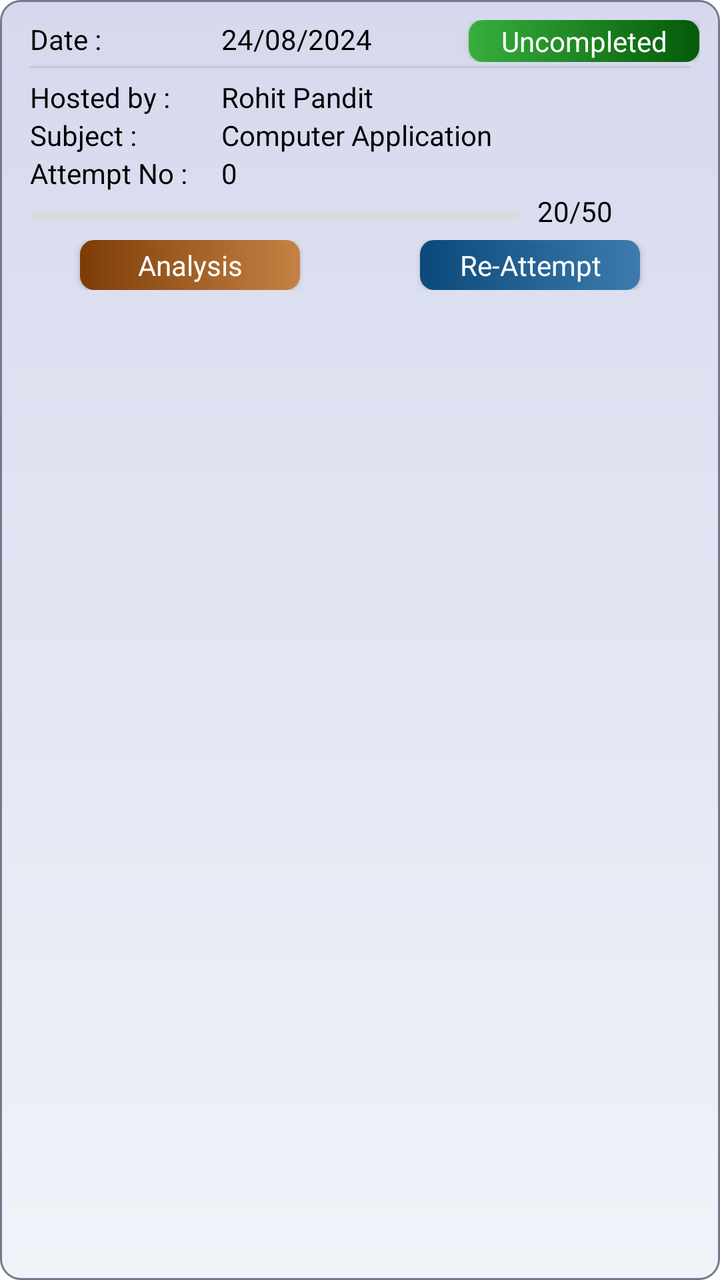
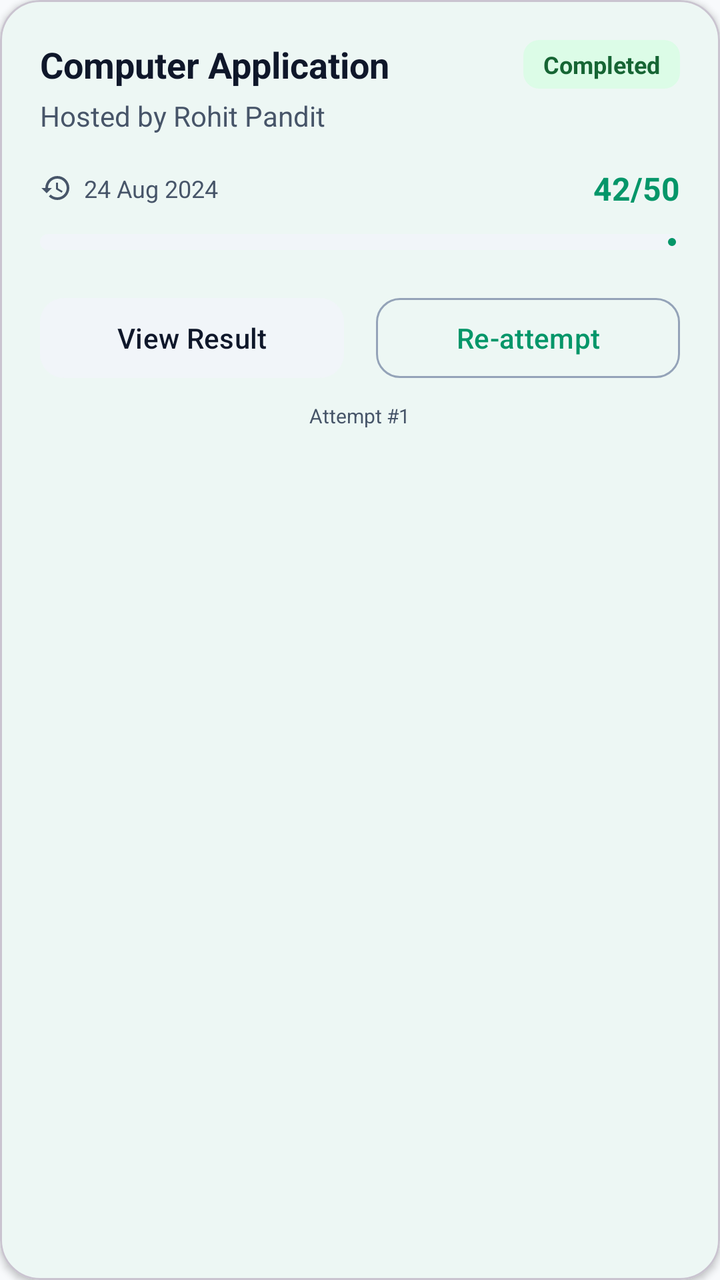

An Android layout rendered at two revisions. The XML below is the earlier revision; the diff shows what the commit changed to produce the second picture.
<!-- AndroidManifest.xml: application theme Theme.TestMaster -->
<!-- res/layout/layout_exam_history.xml -->
<?xml version="1.0" encoding="utf-8"?>
<LinearLayout xmlns:android="http://schemas.android.com/apk/res/android"
    xmlns:tools="http://schemas.android.com/tools"
    android:layout_width="match_parent"
    android:layout_height="wrap_content"
    xmlns:app="http://schemas.android.com/apk/res-auto"
    android:orientation="vertical"
    android:layout_margin="5dp"
    android:background="@drawable/box_gradient"
    android:padding="10dp">

    <LinearLayout
        android:layout_width="match_parent"
        android:layout_height="wrap_content"
        android:weightSum="2">
        <TextView
            android:layout_width="0dp"
            android:layout_height="wrap_content"
            android:text="Date : "
            android:paddingStart="5dp"
            android:layout_weight=".55"
            android:textColor="@color/black"/>
        <TextView
            android:id="@+id/attempt_date"
            android:layout_width="0dp"
            android:layout_height="wrap_content"
            android:layout_marginStart="10dp"
            android:layout_weight=".75"
            android:text="24/08/2024"
            android:textColor="@color/black"/>
        <androidx.cardview.widget.CardView
            android:layout_width="0dp"
            android:layout_height="wrap_content"
            app:cardCornerRadius="7dp"
            android:layout_weight=".7">
            <TextView
                android:id="@+id/exam_status"
                android:layout_width="match_parent"
                android:layout_height="wrap_content"
                android:gravity="center"
                android:padding="1dp"
                android:text="Uncompleted"
                android:background="@drawable/green_gradient"
                android:textColor="@color/white"/>
        </androidx.cardview.widget.CardView>

    </LinearLayout>
    <View
        android:layout_width="match_parent"
        android:layout_height="1dp"
        android:layout_marginTop="2dp"
        android:layout_marginHorizontal="5dp"
        android:background="#C8C9CC"/>
    <LinearLayout
        android:layout_width="match_parent"
        android:layout_height="wrap_content"
        android:layout_marginTop="5dp"
        android:weightSum="2">
        <TextView
            android:layout_width="0dp"
            android:layout_height="wrap_content"
            android:text="Hosted by : "
            android:paddingStart="5dp"
            android:layout_weight=".55"
            android:textColor="@color/black"/>
        <TextView
            android:id="@+id/hosted_by"
            android:layout_width="0dp"
            android:layout_height="wrap_content"
            android:layout_marginStart="10dp"
            android:layout_weight="1.45"
            android:text="Rohit Pandit"
            android:textColor="@color/black"/>
    </LinearLayout>
    <LinearLayout
        android:layout_width="match_parent"
        android:layout_height="wrap_content"
        android:weightSum="2">
        <TextView
            android:layout_width="0dp"
            android:layout_height="wrap_content"
            android:text="Subject : "
            android:paddingStart="5dp"
            android:layout_weight=".55"
            android:textColor="@color/black"/>
        <TextView
            android:id="@+id/subject_name"
            android:layout_width="0dp"
            android:layout_height="wrap_content"
            android:layout_marginStart="10dp"
            android:layout_weight="1.45"
            android:text="Computer Application"
            android:textColor="@color/black"/>
    </LinearLayout>
    <LinearLayout
        android:layout_width="match_parent"
        android:layout_height="wrap_content"
        android:weightSum="2">
        <TextView
            android:layout_width="0dp"
            android:layout_height="wrap_content"
            android:text="Attempt No : "
            android:paddingStart="5dp"
            android:layout_weight=".55"
            android:textColor="@color/black"/>
        <TextView
            android:id="@+id/no_of_attempt"
            android:layout_width="0dp"
            android:layout_height="wrap_content"
            android:layout_marginStart="10dp"
            android:layout_weight="1.45"
            android:text="0"
            android:textColor="@color/black"/>
    </LinearLayout>
    <LinearLayout
        android:layout_width="match_parent"
        android:layout_height="wrap_content"
        android:weightSum="2">

        <com.google.android.material.progressindicator.LinearProgressIndicator
            android:id="@+id/pr_markScored"
            android:layout_width="0dp"
            android:layout_height="wrap_content"
            android:layout_weight="1.5"
            android:layout_marginTop="7dp"
            android:layout_marginStart="5dp"
            android:layout_gravity="bottom"
            android:layout_marginBottom="5dp"
            android:progress="20"
            android:max="50"
            app:indicatorColor="@color/blue"
            app:trackColor="#DCDBDB"/>
        <TextView
            android:id="@+id/tv_exam_mark"
            android:layout_width="0dp"
            android:layout_height="wrap_content"
            android:text="20/50"
            android:layout_marginStart="10dp"
            android:layout_weight=".5"
            android:textColor="@color/black"/>
    </LinearLayout>
    <LinearLayout
        android:layout_width="match_parent"
        android:layout_height="wrap_content"
        android:layout_marginTop="5dp"
        android:weightSum="2">
        <androidx.cardview.widget.CardView
            android:layout_width="0dp"
            android:layout_height="wrap_content"
            android:layout_marginHorizontal="30dp"
            app:cardCornerRadius="7dp"
            android:layout_weight="1">
            <TextView
                android:id="@+id/tv_analysis"
                android:layout_width="match_parent"
                android:layout_height="wrap_content"
                android:background="@drawable/orange_gradient"
                android:gravity="center"
                android:padding="3dp"
                android:text="Analysis"
                android:textColor="@color/white"/>
        </androidx.cardview.widget.CardView>
        <androidx.cardview.widget.CardView
            android:layout_width="0dp"
            android:layout_height="wrap_content"
            app:cardCornerRadius="7dp"
            android:layout_marginHorizontal="30dp"
            android:layout_weight="1">
            <TextView
                android:id="@+id/tv_reattempt"
                android:layout_width="match_parent"
                android:layout_height="wrap_content"
                android:background="@drawable/light_blue_gradient"
                android:gravity="center"
                android:text="Re-Attempt"
                android:padding="3dp"
                android:textColor="@color/white"/>
        </androidx.cardview.widget.CardView>
    </LinearLayout>
</LinearLayout>
<!-- resources referenced by this layout -->
<resources>
  <color name="black">#FF000000</color>
  <color name="blue">#0363F4</color>
  <color name="white">#FFFFFFFF</color>
  <!-- drawable box_gradient (drawable) -->
  <?xml version="1.0" encoding="utf-8"?>
  <shape xmlns:android="http://schemas.android.com/apk/res/android"
      android:shape="rectangle">
      <gradient android:startColor="#D6D9ED"
          android:endColor="#F0F3F8"
          android:angle="270"/>
      <stroke android:width="1dp"
          android:color="#73788C"/>
      <corners android:radius="10dp"/>
  </shape>
  <!-- drawable green_gradient (drawable) -->
  <?xml version="1.0" encoding="utf-8"?>
  <shape xmlns:android="http://schemas.android.com/apk/res/android"
      android:shape="rectangle">
      <gradient android:startColor="#37AF3D"
          android:endColor="#045A08"/>
  </shape>
  <!-- drawable light_blue_gradient (drawable) -->
  <?xml version="1.0" encoding="utf-8"?>
  <shape xmlns:android="http://schemas.android.com/apk/res/android"
      android:shape="rectangle">
      <gradient android:startColor="#0B497A"
          android:endColor="#3D7BAC"/>
  </shape>
  <!-- drawable orange_gradient (drawable) -->
  <?xml version="1.0" encoding="utf-8"?>
  <shape xmlns:android="http://schemas.android.com/apk/res/android"
      android:shape="rectangle">
      <gradient android:startColor="#7C3D05"
          android:endColor="#C68144"/>
  </shape>
  <style name="Theme.TestMaster" parent="Base.Theme.TestMaster" />
  <style name="Base.Theme.TestMaster" parent="Theme.MaterialComponents.DayNight.NoActionBar">
          
           <item name="colorPrimary">@color/primary_blue</item>
          <item name="android:statusBarColor">@color/primary_blue</item>
          <item name="colorAccent">@color/primary_blue</item>
      </style>
  <color name="primary_blue">#06164E</color>
</resources>

<!-- the commit's change to res/layout/layout_exam_history.xml (unified diff, before → after) -->
@@ -1,180 +1,144 @@
 <?xml version="1.0" encoding="utf-8"?>
-<LinearLayout xmlns:android="http://schemas.android.com/apk/res/android"
+<com.google.android.material.card.MaterialCardView xmlns:android="http://schemas.android.com/apk/res/android"
+    xmlns:app="http://schemas.android.com/apk/res-auto"
     xmlns:tools="http://schemas.android.com/tools"
     android:layout_width="match_parent"
     android:layout_height="wrap_content"
-    xmlns:app="http://schemas.android.com/apk/res-auto"
-    android:orientation="vertical"
-    android:layout_margin="5dp"
-    android:background="@drawable/box_gradient"
-    android:padding="10dp">
+    android:layout_marginHorizontal="16dp"
+    android:layout_marginVertical="8dp"
+    app:cardCornerRadius="20dp"
+    app:cardElevation="2dp"
+    app:cardBackgroundColor="@color/white">
 
     <LinearLayout
         android:layout_width="match_parent"
         android:layout_height="wrap_content"
-        android:weightSum="2">
-        <TextView
-            android:layout_width="0dp"
-            android:layout_height="wrap_content"
-            android:text="Date : "
-            android:paddingStart="5dp"
-            android:layout_weight=".55"
-            android:textColor="@color/black"/>
-        <TextView
-            android:id="@+id/attempt_date"
-            android:layout_width="0dp"
-            android:layout_height="wrap_content"
-            android:layout_marginStart="10dp"
-            android:layout_weight=".75"
-            android:text="24/08/2024"
-            android:textColor="@color/black"/>
-        <androidx.cardview.widget.CardView
-            android:layout_width="0dp"
-            android:layout_height="wrap_content"
-            app:cardCornerRadius="7dp"
-            android:layout_weight=".7">
+        android:orientation="vertical"
+        android:padding="20dp">
+
+        <RelativeLayout
+            android:layout_width="match_parent"
+            android:layout_height="wrap_content">
+
+            <TextView
+                android:id="@+id/subject_name"
+                android:layout_width="wrap_content"
+                android:layout_height="wrap_content"
+                android:layout_alignParentStart="true"
+                android:layout_toStartOf="@+id/exam_status"
+                android:text="Computer Application"
+                android:textColor="@color/text_primary"
+                android:textSize="18sp"
+                android:textStyle="bold" />
+
             <TextView
                 android:id="@+id/exam_status"
-                android:layout_width="match_parent"
+                android:layout_width="wrap_content"
                 android:layout_height="wrap_content"
-                android:gravity="center"
-                android:padding="1dp"
-                android:text="Uncompleted"
-                android:background="@drawable/green_gradient"
-                android:textColor="@color/white"/>
-        </androidx.cardview.widget.CardView>
+                android:layout_alignParentEnd="true"
+                android:background="@drawable/bg_status_badge"
+                android:paddingHorizontal="10dp"
+                android:paddingVertical="4dp"
+                android:text="Completed"
+                android:textColor="@color/success_text"
+                android:textSize="12sp"
+                android:textStyle="bold" />
+        </RelativeLayout>
 
-    </LinearLayout>
-    <View
-        android:layout_width="match_parent"
-        android:layout_height="1dp"
-        android:layout_marginTop="2dp"
-        android:layout_marginHorizontal="5dp"
-        android:background="#C8C9CC"/>
-    <LinearLayout
-        android:layout_width="match_parent"
-        android:layout_height="wrap_content"
-        android:layout_marginTop="5dp"
-        android:weightSum="2">
-        <TextView
-            android:layout_width="0dp"
-            android:layout_height="wrap_content"
-            android:text="Hosted by : "
-            android:paddingStart="5dp"
-            android:layout_weight=".55"
-            android:textColor="@color/black"/>
         <TextView
             android:id="@+id/hosted_by"
-            android:layout_width="0dp"
+            android:layout_width="match_parent"
             android:layout_height="wrap_content"
-            android:layout_marginStart="10dp"
-            android:layout_weight="1.45"
-            android:text="Rohit Pandit"
-            android:textColor="@color/black"/>
-    </LinearLayout>
-    <LinearLayout
-        android:layout_width="match_parent"
-        android:layout_height="wrap_content"
-        android:weightSum="2">
-        <TextView
-            android:layout_width="0dp"
+            android:layout_marginTop="4dp"
+            android:text="Hosted by Rohit Pandit"
+            android:textColor="@color/text_secondary"
+            android:textSize="14sp" />
+
+        <LinearLayout
+            android:layout_width="match_parent"
             android:layout_height="wrap_content"
-            android:text="Subject : "
-            android:paddingStart="5dp"
-            android:layout_weight=".55"
-            android:textColor="@color/black"/>
-        <TextView
-            android:id="@+id/subject_name"
-            android:layout_width="0dp"
-            android:layout_height="wrap_content"
-            android:layout_marginStart="10dp"
-            android:layout_weight="1.45"
-            android:text="Computer Application"
-            android:textColor="@color/black"/>
-    </LinearLayout>
-    <LinearLayout
-        android:layout_width="match_parent"
-        android:layout_height="wrap_content"
-        android:weightSum="2">
-        <TextView
-            android:layout_width="0dp"
-            android:layout_height="wrap_content"
-            android:text="Attempt No : "
-            android:paddingStart="5dp"
-            android:layout_weight=".55"
-            android:textColor="@color/black"/>
-        <TextView
-            android:id="@+id/no_of_attempt"
-            android:layout_width="0dp"
-            android:layout_height="wrap_content"
-            android:layout_marginStart="10dp"
-            android:layout_weight="1.45"
-            android:text="0"
-            android:textColor="@color/black"/>
-    </LinearLayout>
-    <LinearLayout
-        android:layout_width="match_parent"
-        android:layout_height="wrap_content"
-        android:weightSum="2">
+            android:layout_marginTop="16dp"
+            android:gravity="center_vertical"
+            android:orientation="horizontal">
+
+            <ImageView
+                android:layout_width="16dp"
+                android:layout_height="16dp"
+                android:src="@drawable/baseline_history_24"
+                app:tint="@color/text_secondary" />
+
+            <TextView
+                android:id="@+id/attempt_date"
+                android:layout_width="wrap_content"
+                android:layout_height="wrap_content"
+                android:layout_marginStart="6dp"
+                android:text="24 Aug 2024"
+                android:textColor="@color/text_secondary"
+                android:textSize="12sp" />
+
+            <View
+                android:layout_width="0dp"
+                android:layout_height="0dp"
+                android:layout_weight="1" />
+
+            <TextView
+                android:id="@+id/tv_exam_mark"
+                android:layout_width="wrap_content"
+                android:layout_height="wrap_content"
+                android:text="42/50"
+                android:textColor="@color/primary"
+                android:textSize="16sp"
+                android:textStyle="bold" />
+        </LinearLayout>
 
         <com.google.android.material.progressindicator.LinearProgressIndicator
             android:id="@+id/pr_markScored"
-            android:layout_width="0dp"
+            android:layout_width="match_parent"
             android:layout_height="wrap_content"
-            android:layout_weight="1.5"
-            android:layout_marginTop="7dp"
-            android:layout_marginStart="5dp"
-            android:layout_gravity="bottom"
-            android:layout_marginBottom="5dp"
-            android:progress="20"
-            android:max="50"
-            app:indicatorColor="@color/blue"
-            app:trackColor="#DCDBDB"/>
+            android:layout_marginTop="12dp"
+            android:progress="84"
+            app:indicatorColor="@color/primary"
+            app:trackColor="@color/gray"
+            app:trackCornerRadius="4dp"
+            app:trackThickness="8dp" />
+
+        <LinearLayout
+            android:layout_width="match_parent"
+            android:layout_height="wrap_content"
+            android:layout_marginTop="20dp"
+            android:orientation="horizontal">
+
+            <com.google.android.material.button.MaterialButton
+                android:id="@+id/tv_analysis"
+                style="@style/Widget.Material3.Button.TonalButton"
+                android:layout_width="0dp"
+                android:layout_height="wrap_content"
+                android:layout_marginEnd="8dp"
+                android:layout_weight="1"
+                android:text="View Result"
+                app:cornerRadius="12dp" />
+
+            <com.google.android.material.button.MaterialButton
+                android:id="@+id/tv_reattempt"
+                style="@style/Widget.Material3.Button.OutlinedButton"
+                android:layout_width="0dp"
+                android:layout_height="wrap_content"
+                android:layout_marginStart="8dp"
+                android:layout_weight="1"
+                android:text="Re-attempt"
+                app:cornerRadius="12dp" />
+
+        </LinearLayout>
+
         <TextView
-            android:id="@+id/tv_exam_mark"
-            android:layout_width="0dp"
+            android:id="@+id/no_of_attempt"
+            android:layout_width="wrap_content"
             android:layout_height="wrap_content"
-            android:text="20/50"
-            android:layout_marginStart="10dp"
-            android:layout_weight=".5"
-            android:textColor="@color/black"/>
+            android:layout_gravity="center"
+            android:layout_marginTop="8dp"
+            android:text="Attempt #1"
+            android:textColor="@color/text_secondary"
+            android:textSize="10sp" />
+
     </LinearLayout>
-    <LinearLayout
-        android:layout_width="match_parent"
-        android:layout_height="wrap_content"
-        android:layout_marginTop="5dp"
-        android:weightSum="2">
-        <androidx.cardview.widget.CardView
-            android:layout_width="0dp"
-            android:layout_height="wrap_content"
-            android:layout_marginHorizontal="30dp"
-            app:cardCornerRadius="7dp"
-            android:layout_weight="1">
-            <TextView
-                android:id="@+id/tv_analysis"
-                android:layout_width="match_parent"
-                android:layout_height="wrap_content"
-                android:background="@drawable/orange_gradient"
-                android:gravity="center"
-                android:padding="3dp"
-                android:text="Analysis"
-                android:textColor="@color/white"/>
-        </androidx.cardview.widget.CardView>
-        <androidx.cardview.widget.CardView
-            android:layout_width="0dp"
-            android:layout_height="wrap_content"
-            app:cardCornerRadius="7dp"
-            android:layout_marginHorizontal="30dp"
-            android:layout_weight="1">
-            <TextView
-                android:id="@+id/tv_reattempt"
-                android:layout_width="match_parent"
-                android:layout_height="wrap_content"
-                android:background="@drawable/light_blue_gradient"
-                android:gravity="center"
-                android:text="Re-Attempt"
-                android:padding="3dp"
-                android:textColor="@color/white"/>
-        </androidx.cardview.widget.CardView>
-    </LinearLayout>
-</LinearLayout>
+</com.google.android.material.card.MaterialCardView>
<!-- resource entries referenced after the edit -->
@@ -1,47 +1,71 @@
 <!-- resources referenced by this layout -->
 <resources>
-  <color name="black">#FF000000</color>
-  <color name="blue">#0363F4</color>
+  <color name="gray">#F1F5F9</color>
+  <color name="primary">#059669</color>
+  <color name="success_text">#166534</color>
+  <color name="text_primary">#0F172A</color>
+  <color name="text_secondary">#475569</color>
   <color name="white">#FFFFFFFF</color>
-  <!-- drawable box_gradient (drawable) -->
+  <!-- drawable baseline_history_24 (drawable) -->
+  <vector android:height="24dp" android:tint="#000000"
+      android:viewportHeight="24" android:viewportWidth="24"
+      android:width="24dp" xmlns:android="http://schemas.android.com/apk/res/android">
+      <path android:fillColor="@android:color/white" android:pathData="M13,3c-4.97,0 -9,4.03 -9,9L1,12l3.89,3.89 0.07,0.14L9,12L6,12c0,-3.87 3.13,-7 7,-7s7,3.13 7,7 -3.13,7 -7,7c-1.93,0 -3.68,-0.79 -4.94,-2.06l-1.42,1.42C8.27,19.99 10.51,21 13,21c4.97,0 9,-4.03 9,-9s-4.03,-9 -9,-9zM12,8v5l4.28,2.54 0.72,-1.21 -3.5,-2.08L13.5,8L12,8z"/>
+  </vector>
+  <!-- drawable bg_status_badge (drawable) -->
   <?xml version="1.0" encoding="utf-8"?>
-  <shape xmlns:android="http://schemas.android.com/apk/res/android"
-      android:shape="rectangle">
-      <gradient android:startColor="#D6D9ED"
-          android:endColor="#F0F3F8"
-          android:angle="270"/>
-      <stroke android:width="1dp"
-          android:color="#73788C"/>
-      <corners android:radius="10dp"/>
-  </shape>
-  <!-- drawable green_gradient (drawable) -->
-  <?xml version="1.0" encoding="utf-8"?>
-  <shape xmlns:android="http://schemas.android.com/apk/res/android"
-      android:shape="rectangle">
-      <gradient android:startColor="#37AF3D"
-          android:endColor="#045A08"/>
-  </shape>
-  <!-- drawable light_blue_gradient (drawable) -->
-  <?xml version="1.0" encoding="utf-8"?>
-  <shape xmlns:android="http://schemas.android.com/apk/res/android"
-      android:shape="rectangle">
-      <gradient android:startColor="#0B497A"
-          android:endColor="#3D7BAC"/>
-  </shape>
-  <!-- drawable orange_gradient (drawable) -->
-  <?xml version="1.0" encoding="utf-8"?>
-  <shape xmlns:android="http://schemas.android.com/apk/res/android"
-      android:shape="rectangle">
-      <gradient android:startColor="#7C3D05"
-          android:endColor="#C68144"/>
+  <shape xmlns:android="http://schemas.android.com/apk/res/android">
+      <solid android:color="@color/success_bg" />
+      <corners android:radius="8dp" />
   </shape>
   <style name="Theme.TestMaster" parent="Base.Theme.TestMaster" />
-  <style name="Base.Theme.TestMaster" parent="Theme.MaterialComponents.DayNight.NoActionBar">
+  <color name="success_bg">#DCFCE7</color>
+  <style name="Base.Theme.TestMaster" parent="Theme.Material3.DayNight.NoActionBar">
           
-           <item name="colorPrimary">@color/primary_blue</item>
-          <item name="android:statusBarColor">@color/primary_blue</item>
-          <item name="colorAccent">@color/primary_blue</item>
+          <item name="colorPrimary">@color/primary</item>
+          <item name="colorOnPrimary">@color/onPrimary</item>
+          <item name="colorPrimaryContainer">@color/primaryContainer</item>
+          <item name="colorOnPrimaryContainer">@color/onPrimaryContainer</item>
+  
+          <item name="colorSecondary">@color/secondary</item>
+          <item name="colorOnSecondary">@color/onSecondary</item>
+          <item name="colorSecondaryContainer">@color/secondaryContainer</item>
+          <item name="colorOnSecondaryContainer">@color/onSecondaryContainer</item>
+  
+          
+          <item name="android:windowBackground">@color/background</item>
+          <item name="colorSurface">@color/surface</item>
+          <item name="colorOnSurface">@color/onSurface</item>
+          <item name="colorSurfaceVariant">@color/surfaceVariant</item>
+          <item name="colorOnSurfaceVariant">@color/onSurfaceVariant</item>
+          <item name="colorOutline">@color/outline</item>
+  
+          
+          <item name="colorError">@color/error</item>
+          <item name="colorOnError">@color/onError</item>
+          <item name="colorErrorContainer">@color/errorContainer</item>
+          <item name="colorOnErrorContainer">@color/onErrorContainer</item>
+  
+          
+          <item name="android:statusBarColor">@color/surface</item>
+          <item name="android:windowLightStatusBar">true</item>
       </style>
-  <color name="primary_blue">#06164E</color>
+  <color name="onPrimary">#FFFFFF</color>
+  <color name="primaryContainer">#D1FAE5</color>
+  <color name="onPrimaryContainer">#064E3B</color>
+  <color name="secondary">#64748B</color>
+  <color name="onSecondary">#FFFFFF</color>
+  <color name="secondaryContainer">#F1F5F9</color>
+  <color name="onSecondaryContainer">#0F172A</color>
+  <color name="background">#F8FAFC</color>
+  <color name="surface">#FFFFFF</color>
+  <color name="onSurface">#0F172A</color>
+  <color name="surfaceVariant">#E2E8F0</color>
+  <color name="onSurfaceVariant">#475569</color>
+  <color name="outline">#94A3B8</color>
+  <color name="error">#EF4444</color>
+  <color name="onError">#FFFFFF</color>
+  <color name="errorContainer">#FEE2E2</color>
+  <color name="onErrorContainer">#991B1B</color>
 </resources>
 
